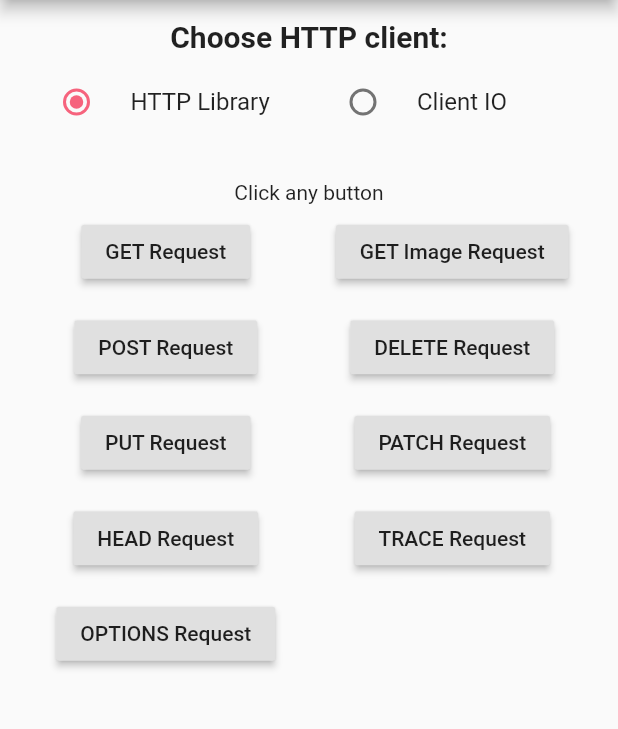
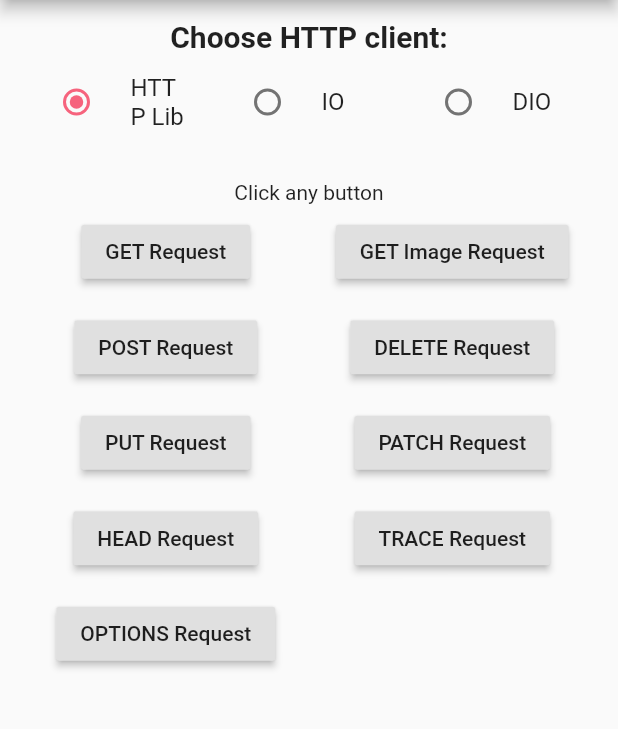
Before and after one commit to appspector/flutter-plugin, a Flutter app: the HttpMonitorPage screen opened by its route, on a phone screen of 412 x 824 dp, the part 84-813 px from its top. Run offline on Flutter 3.47's test engine with Material 2 defaults, Android fonts, the phone set to English and light mode, and no system bars; our stand-ins replace dio, sqflite; accounts and stored records are empty.

Commit message:
Fix the request wrapper for compatibility with DIO library

```diff
--- a/example/lib/http_page.dart
+++ b/example/lib/http_page.dart
@@ -12,10 +12,12 @@ class HttpMonitorPage extends StatefulWidget {
 class HttpMonitorPageState extends State<HttpMonitorPage> {
   static const _CLIENT_HTTP_LIB = 0;
   static const _CLIENT_IO = 1;
+  static const _CLIENT_DIO = 2;
 
   final _url = "https://google.com";
   final _flutterHttpClient = FlutterHttpClient();
   final _ioHttpClient = IOHttpClient();
+  final _dioHttpClient = DioHttpClient();
 
   final List<HttpRequestItems> requestMethods = [
     new HttpRequestItems("GET Request", (httpClient, url) {
@@ -76,14 +78,21 @@ class HttpMonitorPageState extends State<HttpMonitorPage> {
                       child: RadioListTile(
                           value: _CLIENT_HTTP_LIB,
                           groupValue: _selectedClient,
-                          title: const Text("HTTP Library"),
+                          title: const Text("HTTP Lib"),
                           onChanged: _onClientSelectChanged)
                   ),
                   Expanded(child: RadioListTile(
                       value: _CLIENT_IO,
-                      title: const Text("Client IO"),
+                      title: const Text("IO"),
                       groupValue: _selectedClient,
-                      onChanged: _onClientSelectChanged))
+                      onChanged: _onClientSelectChanged)
+                  ),
+                  Expanded(child: RadioListTile(
+                      value: _CLIENT_DIO,
+                      title: const Text("DIO"),
+                      groupValue: _selectedClient,
+                      onChanged: _onClientSelectChanged)
+                  )
                 ]),
                 Container(
                     margin: EdgeInsets.only(top: 24.0),
@@ -127,6 +136,7 @@ class HttpMonitorPageState extends State<HttpMonitorPage> {
     switch (_selectedClient) {
       case _CLIENT_HTTP_LIB: return _flutterHttpClient;
       case _CLIENT_IO: return _ioHttpClient;
+      case _CLIENT_DIO: return _dioHttpClient;
     }
     throw Exception("Unknown client id");
   }
--- a/example/pubspec.yaml
+++ b/example/pubspec.yaml
@@ -14,6 +14,7 @@ dependencies:
   path_provider: ^1.3.0
   sqflite: ^1.1.6
   logging: ^0.11.3+2
+  dio: ^3.0.4
 
 flutter:
   uses-material-design: true
--- a/lib/src/http/response_wrapper.dart
+++ b/lib/src/http/response_wrapper.dart
@@ -1,12 +1,11 @@
 import 'dart:async' show StreamView;
 import 'dart:io';
-import 'dart:typed_data';
 
 class HttpResponseWrapper extends StreamView<List<int>>
     implements HttpClientResponse {
   final HttpClientResponse _httpClientResponse;
 
-  HttpResponseWrapper(this._httpClientResponse, Stream<Uint8List> stream)
+  HttpResponseWrapper(this._httpClientResponse, Stream<List<int>> stream)
       : super(stream);
 
   @override
```
Also changed, not shown: example/lib/http/app_http_client.dart (+82 -2 lines), lib/src/http/request_wrapper.dart (+5 -7 lines).
